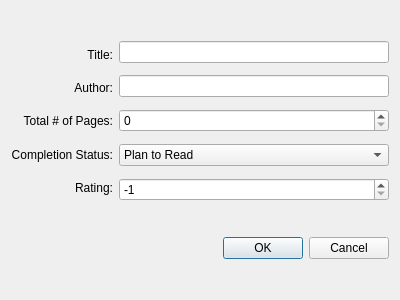
The window that editdialog.ui (Dylan-Gresham/MyLibraryApp) describes before a commit, drawn with Qt 5.
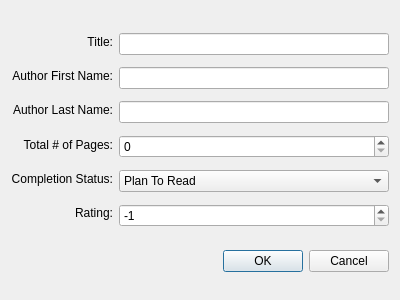
The same window after the commit.

Commit message: Convert Books to having both a first and last name member

Diff of the .ui file:
```diff
--- a/editdialog.ui
+++ b/editdialog.ui
@@ -31,7 +31,17 @@
        <item>
         <widget class="QLabel" name="label_2">
          <property name="text">
-          <string>Author:</string>
+          <string>Author First Name:</string>
+         </property>
+         <property name="alignment">
+          <set>Qt::AlignRight|Qt::AlignTrailing|Qt::AlignVCenter</set>
+         </property>
+        </widget>
+       </item>
+       <item>
+        <widget class="QLabel" name="label_6">
+         <property name="text">
+          <string>Author Last Name:</string>
          </property>
          <property name="alignment">
           <set>Qt::AlignRight|Qt::AlignTrailing|Qt::AlignVCenter</set>
@@ -75,11 +85,17 @@
        <property name="spacing">
         <number>12</number>
        </property>
+       <property name="topMargin">
+        <number>5</number>
+       </property>
        <item>
         <widget class="QLineEdit" name="titleInput"/>
        </item>
        <item>
-        <widget class="QLineEdit" name="authorInput"/>
+        <widget class="QLineEdit" name="authorFirstInput"/>
+       </item>
+       <item>
+        <widget class="QLineEdit" name="authorLastInput"/>
        </item>
        <item>
         <widget class="QSpinBox" name="numPagesInput">
@@ -95,7 +111,7 @@
          </property>
          <item>
           <property name="text">
-           <string>Plan to Read</string>
+           <string>Plan To Read</string>
           </property>
          </item>
          <item>
```
The commit also changes 10 other files.
